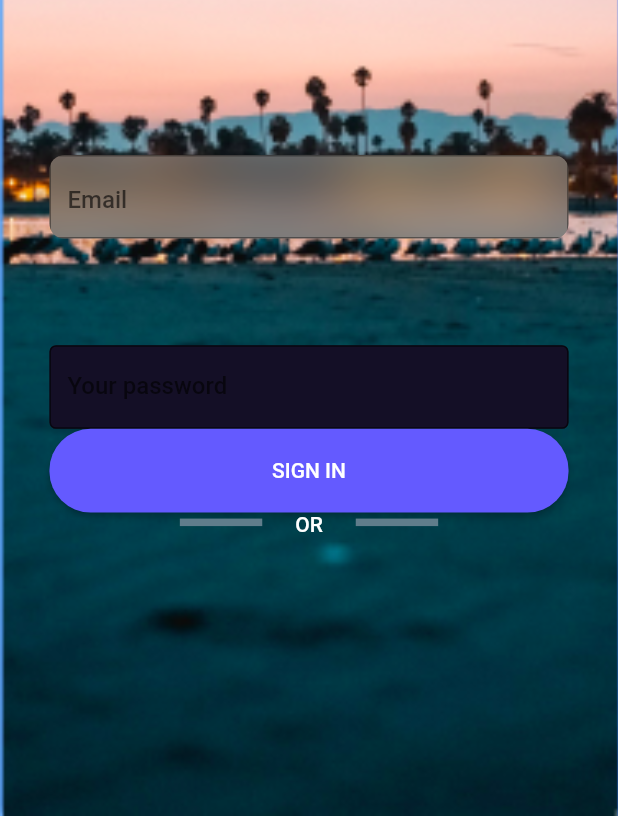
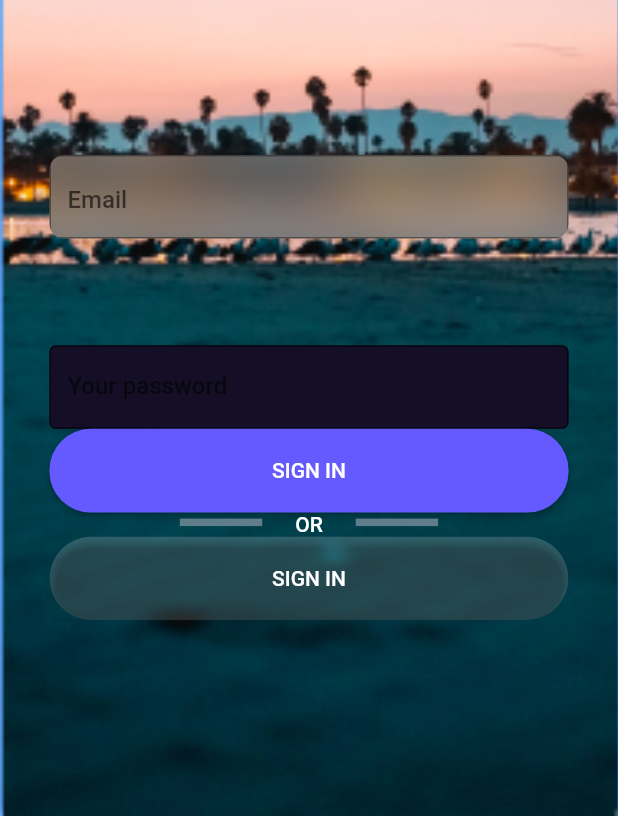
Before and after one commit to KattaDev/Music-player, a Flutter app: the screen it shows after launch, on a phone screen of 412 x 824 dp, the part 420-1236 px from its top. Run offline on Flutter 3.47's test engine with Material 2 defaults, Android fonts, the phone set to English and light mode, and no system bars; drawn by our look-alikes of glassmorphism_ui; our stand-ins replace flutter_svg.

Commit message:
login page

```diff
--- a/lib/pages/loginpage/login_page.dart
+++ b/lib/pages/loginpage/login_page.dart
@@ -161,6 +161,25 @@ class LoginPage extends StatelessWidget {
                   ),
                 ],
               ),
+               GlassContainer(
+                        blur: 2,
+                        shadowStrength: 20,
+                        opacity: 0.2,
+
+                        //--code to remove border
+                        border: Border.fromBorderSide(BorderSide.none),
+                        borderRadius: BorderRadius.circular(50),
+                        child:ElevatedButton(
+                onPressed: () {},
+                child: Text("SIGN IN"),
+                style: ElevatedButton.styleFrom(
+                  primary: Colors.transparent,
+                  fixedSize: Size(getW(630), getH(110)),
+                  shape: RoundedRectangleBorder(
+                      borderRadius:
+                          BorderRadius.all(Radius.circular(getW(50)))),
+                ),
+              ),)
             ],
           ),
         ),
```
